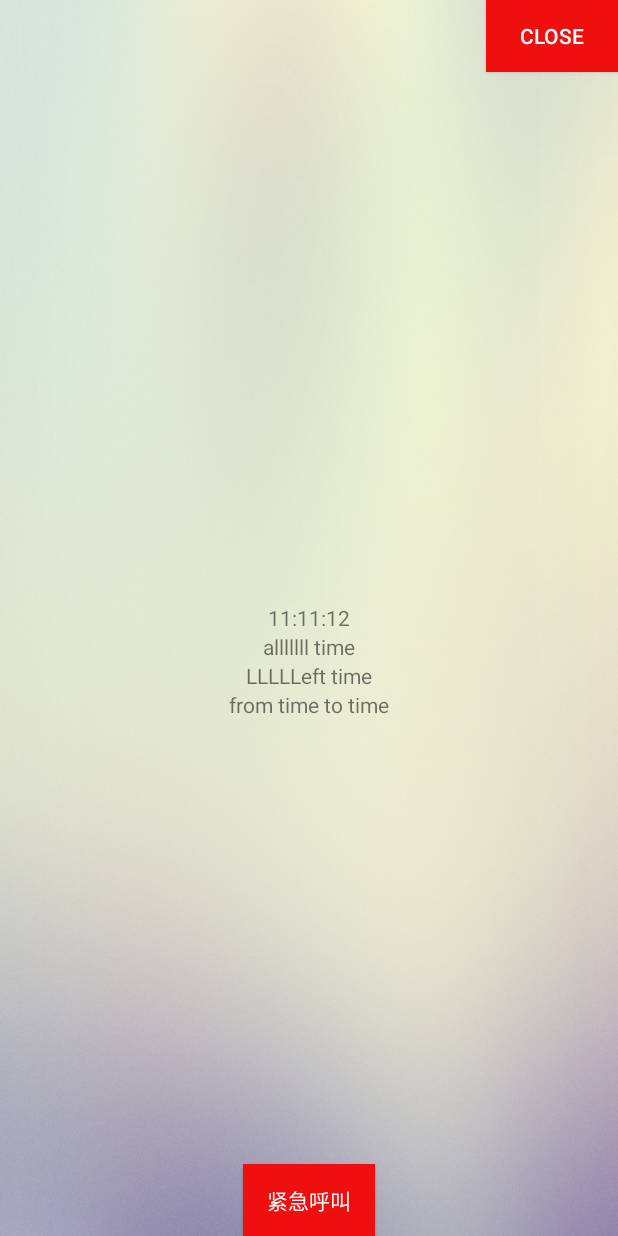
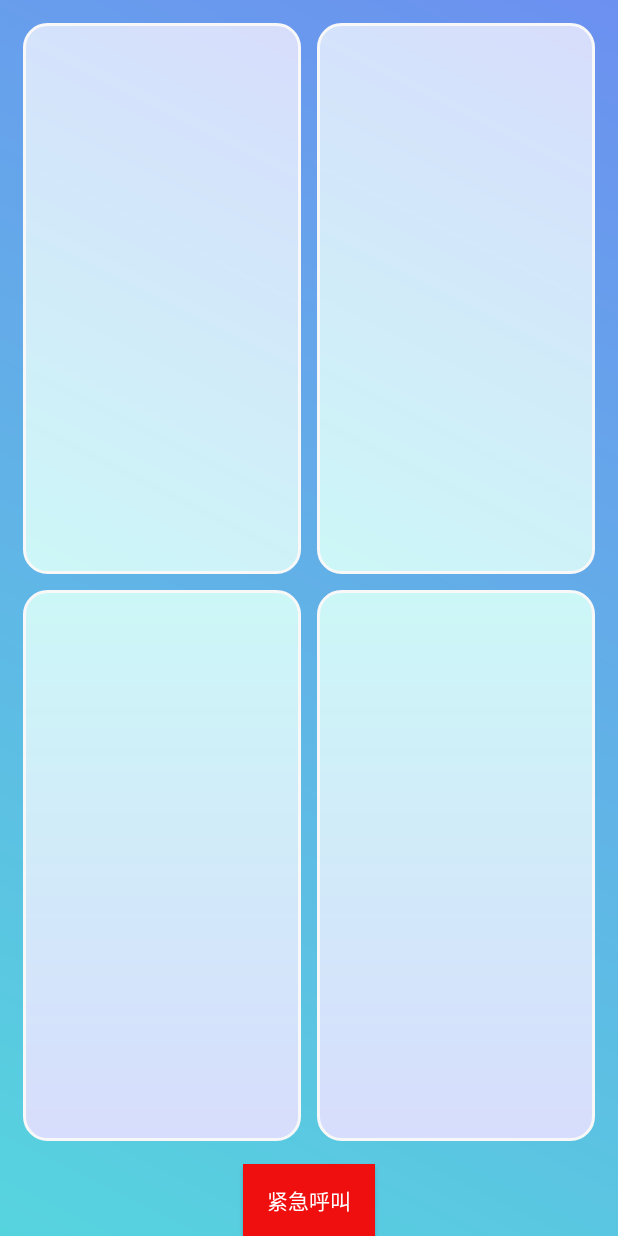
Before and after one commit to PaJir/Master, an Android app: the layout service_floating.xml on its own in the app's theme, with its tools: preview values and no code run, on a phone screen of 412 x 824 dp. Run offline under Robolectric (Android 15) with nearby library versions, the phone set to English and light mode, and no system bars.

Commit message:
1.0.9
1. 使用前台服务防止被杀
2. 优化悬浮窗显示
3. 启动自检是否处于Master time
4. 开机自启动 （无效），得手动点
5. 可人工命令系统杀掉任何应用，包括这个应用

```diff
--- a/app/build.gradle
+++ b/app/build.gradle
@@ -8,7 +8,7 @@ android {
         minSdkVersion 23
         targetSdkVersion 29
         versionCode 1
-        versionName "1.0"
+        versionName "1.0.9"
         testInstrumentationRunner "androidx.test.runner.AndroidJUnitRunner"
     }
     buildTypes {
--- a/app/src/main/java/com/pajir/master/MasterDBHelper.java
+++ b/app/src/main/java/com/pajir/master/MasterDBHelper.java
@@ -1,6 +1,5 @@
 package com.pajir.master;
 
-import android.content.ContentValues;
 import android.content.Context;
 import android.database.sqlite.SQLiteDatabase;
 import android.database.sqlite.SQLiteOpenHelper;
--- /dev/null
+++ b/app/src/main/res/drawable/floating_background.xml
@@ -0,0 +1,7 @@
+<?xml version ="1.0" encoding ="utf-8"?>
+<shape xmlns:android="http://schemas.android.com/apk/res/android">
+    <gradient
+        android:angle="45"
+        android:startColor="#56d4de"
+        android:endColor="#6c90f0" />
+</shape>
--- /dev/null
+++ b/app/src/main/res/drawable/text_backbground1.xml
@@ -0,0 +1,18 @@
+<?xml version ="1.0" encoding ="utf-8"?>
+<shape xmlns:android="http://schemas.android.com/apk/res/android"
+    android:shape="rectangle">
+    <gradient
+        android:angle="45"
+        android:startColor="#ccf7f7"
+        android:endColor="#d7ddfc" />
+    <corners android:radius="15dp" />
+
+    <stroke
+        android:width="2dip"
+        android:color="#f8f8f8" />
+    <padding
+        android:top="8dp"
+        android:bottom="8dp"
+        android:left="4dp"
+        android:right="4dp" />
+</shape>
--- /dev/null
+++ b/app/src/main/res/drawable/text_backbground2.xml
@@ -0,0 +1,18 @@
+<?xml version ="1.0" encoding ="utf-8"?>
+<shape xmlns:android="http://schemas.android.com/apk/res/android"
+    android:shape="rectangle">
+    <gradient
+        android:angle="45"
+        android:startColor="#ccf7f7"
+        android:endColor="#d7ddfc" />
+    <corners android:radius="15dp" />
+
+    <stroke
+        android:width="2dip"
+        android:color="#f8f8f8" />
+    <padding
+        android:top="8dp"
+        android:bottom="8dp"
+        android:left="4dp"
+        android:right="4dp" />
+</shape>
--- /dev/null
+++ b/app/src/main/res/drawable/text_backbground3.xml
@@ -0,0 +1,18 @@
+<?xml version ="1.0" encoding ="utf-8"?>
+<shape xmlns:android="http://schemas.android.com/apk/res/android"
+    android:shape="rectangle">
+    <gradient
+        android:angle="-45"
+        android:startColor="#ccf7f7"
+        android:endColor="#d7ddfc" />
+    <corners android:radius="15dp" />
+
+    <stroke
+        android:width="2dip"
+        android:color="#f8f8f8" />
+    <padding
+        android:top="8dp"
+        android:bottom="8dp"
+        android:left="4dp"
+        android:right="4dp" />
+</shape>
--- /dev/null
+++ b/app/src/main/res/drawable/text_backbground4.xml
@@ -0,0 +1,18 @@
+<?xml version ="1.0" encoding ="utf-8"?>
+<shape xmlns:android="http://schemas.android.com/apk/res/android"
+    android:shape="rectangle">
+    <gradient
+        android:angle="-45"
+        android:startColor="#ccf7f7"
+        android:endColor="#d7ddfc" />
+    <corners android:radius="15dp" />
+
+    <stroke
+        android:width="2dip"
+        android:color="#f8f8f8" />
+    <padding
+        android:top="8dp"
+        android:bottom="8dp"
+        android:left="4dp"
+        android:right="4dp" />
+</shape>
--- a/app/src/main/res/layout/service_floating.xml
+++ b/app/src/main/res/layout/service_floating.xml
@@ -1,61 +1,81 @@
 <?xml version="1.0" encoding="utf-8"?>
-<RelativeLayout xmlns:android="http://schemas.android.com/apk/res/android"
+<LinearLayout xmlns:android="http://schemas.android.com/apk/res/android"
     android:orientation="vertical"
     android:layout_width="match_parent"
     android:layout_height="match_parent"
-    android:background="@drawable/floating_bg_color">
+    android:background="@drawable/floating_background">
 
-    <TextView
-        android:id="@+id/textViewCurTime"
-        android:layout_width="wrap_content"
-        android:layout_height="wrap_content"
-        android:layout_centerInParent="true"
-        android:text="11:11:12"/>
+    <LinearLayout
+        android:layout_width="match_parent"
+        android:layout_height="match_parent"
+        android:layout_gravity="start"
+        android:layout_weight="5"
+        android:layout_marginTop="10dp"
+        android:layout_marginLeft="10dp"
+        android:layout_marginRight="10dp"
+        android:orientation="horizontal">
 
-    <TextView
-        android:id="@+id/textViewAllTime"
-        android:layout_width="wrap_content"
-        android:layout_height="wrap_content"
-        android:layout_below="@id/textViewCurTime"
-        android:layout_centerHorizontal="true"
-        android:text="alllllll time"/>
+        <TextView
+            android:id="@+id/textViewCurTime"
+            android:layout_width="0dp"
+            android:layout_height="match_parent"
+            android:layout_gravity="center"
+            android:layout_weight="1"
+            android:layout_margin="5dp"
+            android:background="@drawable/text_backbground1"
+            android:textSize="40sp"
+            android:gravity="center"/>
 
-    <TextView
-        android:id="@+id/textViewLeftTime"
-        android:layout_width="wrap_content"
-        android:layout_height="wrap_content"
-        android:layout_below="@id/textViewAllTime"
-        android:layout_centerHorizontal="true"
-        android:text="LLLLLeft time"/>
+        <TextView
+            android:id="@+id/textViewAllTime"
+            android:layout_width="0dp"
+            android:layout_height="match_parent"
+            android:layout_gravity="center"
+            android:layout_weight="1"
+            android:layout_margin="5dp"
+            android:background="@drawable/text_backbground2"
+            android:textSize="30sp"
+            android:gravity="center"/>
+    </LinearLayout>
 
-    <TextView
-        android:id="@+id/textViewDuringTime"
-        android:layout_width="wrap_content"
-        android:layout_height="wrap_content"
-        android:layout_below="@id/textViewLeftTime"
-        android:layout_centerHorizontal="true"
-        android:text="from time to time"/>
+    <LinearLayout
+        android:layout_width="match_parent"
+        android:layout_height="match_parent"
+        android:layout_weight="5"
+        android:layout_marginLeft="10dp"
+        android:layout_marginRight="10dp"
+        android:layout_marginBottom="10dp"
+        android:orientation="horizontal">
 
+        <TextView
+            android:id="@+id/textViewDuringTime"
+            android:layout_width="0dp"
+            android:layout_height="match_parent"
+            android:layout_gravity="center"
+            android:layout_weight="1"
+            android:layout_margin="5dp"
+            android:background="@drawable/text_backbground3"
+            android:textSize="25sp"
+            android:gravity="center"/>
+
+        <TextView
+            android:id="@+id/textViewLeftTime"
+            android:layout_width="0dp"
+            android:layout_height="match_parent"
+            android:layout_gravity="center"
+            android:layout_weight="1"
+            android:layout_margin="5dp"
+            android:background="@drawable/text_backbground4"
+            android:textSize="40sp"
+            android:gravity="center"/>
+    </LinearLayout>
 
     <Button
         android:id="@+id/buttonSOS"
         android:layout_width="wrap_content"
         android:layout_height="wrap_content"
+        android:layout_gravity="center_horizontal"
         android:text="@string/sos"
         android:textColor="#FFFFFF"
-        android:background="#F00F0F"
-        android:layout_alignParentBottom="true"
-        android:layout_centerHorizontal="true"/>
-
-    <Button
-        android:id="@+id/buttonClose"
-        android:layout_width="wrap_content"
-        android:layout_height="wrap_content"
-        android:text="close"
-        android:textColor="#FFFFFF"
-        android:background="#F00F0F"
-        android:layout_alignParentRight="true"
-        android:layout_alignParentTop="true"
-        android:layout_centerHorizontal="true" />
-
-</RelativeLayout>
+        android:background="#F00F0F"/>
+</LinearLayout>
--- /dev/null
+++ b/app/src/main/res/values/integers.xml
@@ -0,0 +1,4 @@
+<?xml version="1.0" encoding="utf-8"?>
+<resources>
+    <integer name="sec_per_min">60</integer>
+</resources>
--- a/app/src/main/res/values/strings.xml
+++ b/app/src/main/res/values/strings.xml
@@ -1,10 +1,12 @@
 <resources>
     <string name="app_name">Master</string>
     <string name="about">关于</string>
-    <string name="about_content">感谢使用Master\n版本：1.0.8</string>
-    <string name="start">开始</string>
+    <string name="about_content">感谢使用Master\n版本：1.0.9</string>
+    <string name="close">关闭</string>
     <string name="fresh">刷新</string>
     <string name="history">历史记录</string>
     <string name="minute">分钟</string>
+    <string name="noti_title">Master正在运行</string>
     <string name="sos">紧急呼叫</string>
+    <string name="start">开始</string>
 </resources>
```
Also changed, not shown: app/src/main/AndroidManifest.xml (+6 -3 lines), app/src/main/java/com/pajir/master/FloatingWindowService.java (+79 -36 lines), app/src/main/java/com/pajir/master/History.java (+1 -9 lines), app/src/main/java/com/pajir/master/MainActivity.java (+80 -44 lines), app/src/main/java/com/pajir/master/RebootReceiver.java (added, +23 -0 lines), app/src/main/java/com/pajir/master/RecordReceiver.java (deleted, +0 -53 lines), app/src/main/res/drawable/min_item.xml (deleted, +0 -14 lines), app/src/main/res/layout/history_item.xml (+9 -8 lines).
